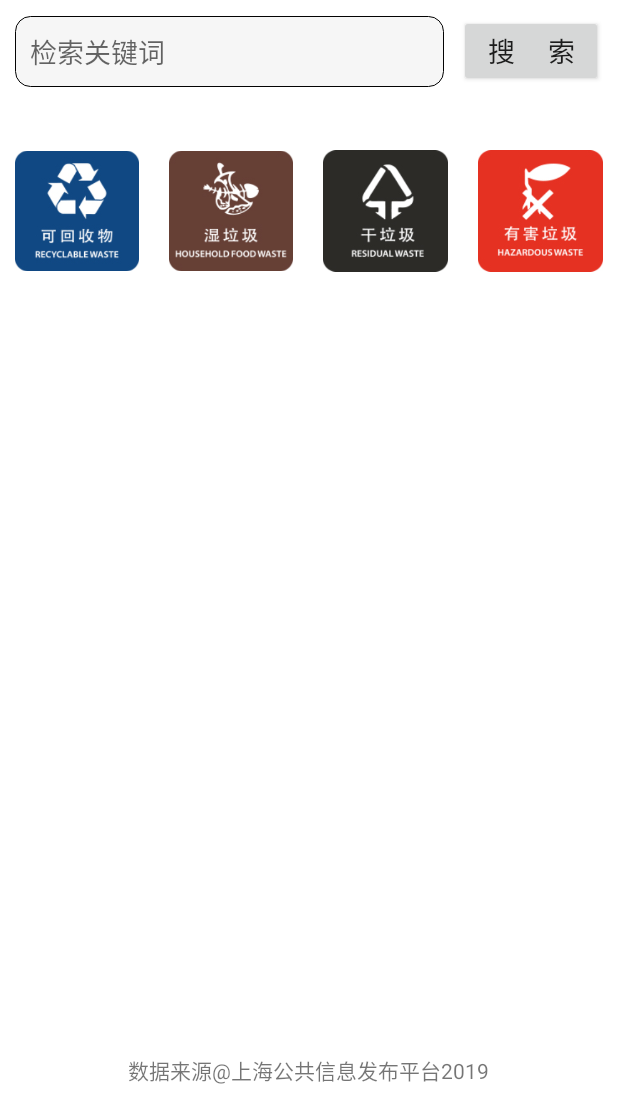
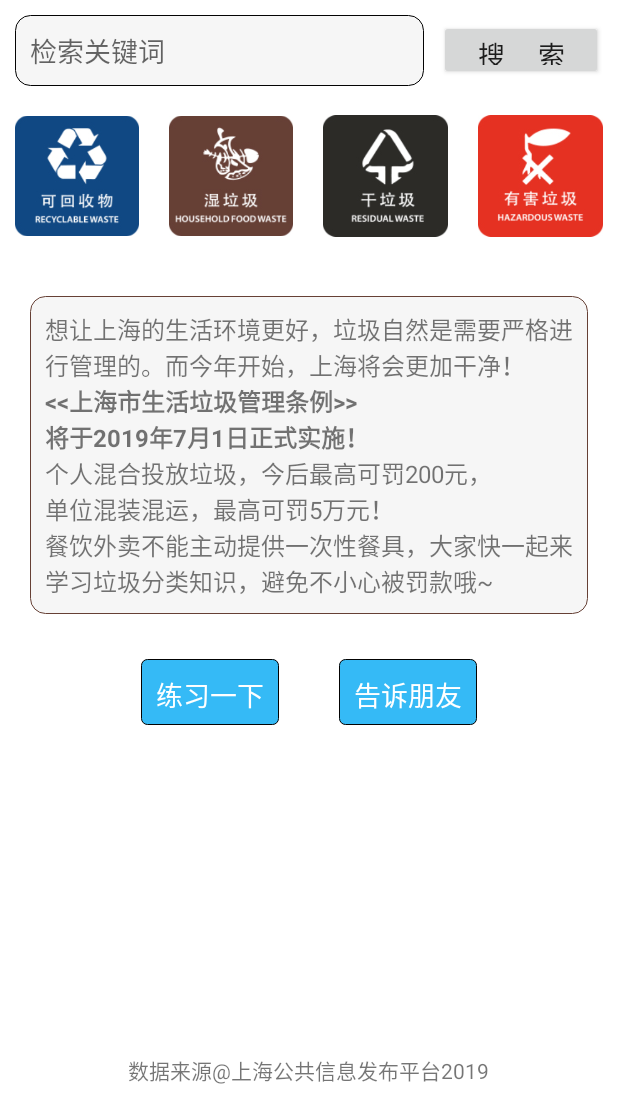
Before and after one commit to riskycheng/GoRubbish, an Android app: the screen it shows after launch (HomeActivity), on a phone screen of 412 x 824 dp, the part 135-1236 px from its top. Run offline under Robolectric (Android 15) with nearby library versions, the phone set to English and light mode, and no system bars; libraries missing offline, so code that uses them is left out: cn.pedant.

Commit message:
add the buttons in the bottom

```diff
--- a/app/src/main/java/com/fatfish/chengjian/gorubbish/HomeActivity.java
+++ b/app/src/main/java/com/fatfish/chengjian/gorubbish/HomeActivity.java
@@ -2,9 +2,7 @@ package com.fatfish.chengjian.gorubbish;
 
 import android.annotation.SuppressLint;
 import android.app.Activity;
-import android.content.Context;
 import android.graphics.Color;
-import android.media.Image;
 import android.os.Bundle;
 import android.os.Handler;
 import android.os.Looper;
@@ -13,11 +11,9 @@ import android.support.v4.content.ContextCompat;
 import android.util.Log;
 import android.view.View;
 import android.view.animation.AccelerateDecelerateInterpolator;
-import android.view.inputmethod.InputMethodManager;
 import android.widget.*;
 import cn.pedant.SweetAlert.SweetAlertDialog;
 import okhttp3.*;
-import okio.Timeout;
 import org.jsoup.Jsoup;
 import org.jsoup.nodes.Document;
 import org.jsoup.nodes.Element;
@@ -38,6 +34,7 @@ public class HomeActivity extends Activity {
     private LinearLayout mLinearLayoutCategories = null;
     private ImageView mCategory_recycle = null, mCategory_dry = null, mCategory_wet = null, mCategory_harm = null;
     private LinearLayout mLinearLayoutResultPart = null;
+    private LinearLayout mLinearLayoutDemoPart = null;
 
     //the specific fields for the result
     private TextView mTextView_result_category;
@@ -49,6 +46,11 @@ public class HomeActivity extends Activity {
     private ImageView mImageview_result_category;
 
     private ScrollView mScrollViewFull;
+
+    private LinearLayout mLinearButtonsBackShare = null;
+    // the back and share button
+    private Button mBtnBack = null;
+    private Button mBtnShare = null;
 
     private final int UPDATE_RESULT_MSG = 0;
     private final int SHOW_QUERYING_DIALOG = 1;
@@ -94,6 +96,8 @@ public class HomeActivity extends Activity {
         mLinearLayoutCategories.setVisibility(View.VISIBLE);
         mLinearLayoutResultPart = findViewById(R.id.result_part);
         mLinearLayoutResultPart.setVisibility(View.GONE);
+        mLinearLayoutDemoPart = findViewById(R.id.demo_part);
+        mLinearLayoutDemoPart.setVisibility(View.VISIBLE);
 
         mCategory_dry = findViewById(R.id.category_of_dry);
         mCategory_dry.setOnClickListener(new MyClickListener());
@@ -115,7 +119,13 @@ public class HomeActivity extends Activity {
         mImageview_result_category = findViewById(R.id.result_rubbish_image);
 
         mScrollViewFull = findViewById(R.id.scrollview_full);
+        mLinearButtonsBackShare = findViewById(R.id.linear_buttons_back_share);
 
+        //initialize the buttons
+        mBtnBack = findViewById(R.id.btn_back);
+        mBtnBack.setOnClickListener(new MyClickListener());
+        mBtnShare = findViewById(R.id.btn_share);
+        mBtnShare.setOnClickListener(new MyClickListener());
 
     }
 
@@ -137,10 +147,7 @@ public class HomeActivity extends Activity {
                 .url(REQUEST_URL + keyWords)
                 .header("User-Agent", "OkHttp Example")
                 .build();
-        new Handler().postDelayed(new Runnable() {
-            @Override
-            public void run() {
-                okHttpClient.newCall(request).enqueue(new Callback() {
+        new Handler().postDelayed(() -> okHttpClient.newCall(request).enqueue(new Callback() {
             @Override
             public void onFailure(Call call, IOException e) {
                 Log.d(TAG, "onFailure: " + e.getMessage());
@@ -176,9 +183,7 @@ public class HomeActivity extends Activity {
                     msg_dismissDialog.sendToTarget();
                 }
             }
-                });
-            }
-        }, 1000);
+        }), 1000);
 
     }
 
@@ -261,8 +266,8 @@ public class HomeActivity extends Activity {
                 mTextView_result_category.setText(getString(R.string.rubbish_unknown_name));
                 mLinearLayoutResultPart.setVisibility(View.GONE);
                 break;
-
         }
+        mScrollViewFull.post(() -> mScrollViewFull.smoothScrollTo(0, mLinearButtonsBackShare.getBottom()));
     }
 
 
@@ -326,6 +331,7 @@ public class HomeActivity extends Activity {
                             setDuration(1L).start();
                     updateUI(RubbishType.RUBBISH_DRY);
                     mLinearLayoutCategories.setVisibility(View.VISIBLE);
+                    mLinearLayoutDemoPart.setVisibility(View.GONE);
                     break;
                 case R.id.category_of_harm:
                     Log.d(TAG, "trigger descriptions of harm rubbish");
@@ -340,6 +346,7 @@ public class HomeActivity extends Activity {
 
                     updateUI(RubbishType.RUBBISH_HARM);
                     mLinearLayoutCategories.setVisibility(View.VISIBLE);
+                    mLinearLayoutDemoPart.setVisibility(View.GONE);
                     break;
                 case R.id.category_of_recycle:
                     Log.d(TAG, "trigger descriptions of recycle rubbish");
@@ -354,6 +361,7 @@ public class HomeActivity extends Activity {
 
                     updateUI(RubbishType.RUBBISH_RECYCLE);
                     mLinearLayoutCategories.setVisibility(View.VISIBLE);
+                    mLinearLayoutDemoPart.setVisibility(View.GONE);
                     break;
                 case R.id.category_of_wet:
                     Log.d(TAG, "trigger descriptions of wet rubbish");
@@ -368,6 +376,18 @@ public class HomeActivity extends Activity {
 
                     updateUI(RubbishType.RUBBISH_WET);
                     mLinearLayoutCategories.setVisibility(View.VISIBLE);
+                    mLinearLayoutDemoPart.setVisibility(View.GONE);
+                    break;
+
+                //the buttons
+                case R.id.btn_back:
+                    //hide the result page and show the linear array
+                    mLinearLayoutCategories.setVisibility(View.VISIBLE);
+                    mLinearLayoutDemoPart.setVisibility(View.VISIBLE);
+                    mLinearLayoutResultPart.setVisibility(View.GONE);
+                    resetOtherCategoryToNormalAnim();
+                    break;
+                case R.id.btn_share:
                     break;
             }
         }
--- /dev/null
+++ b/app/src/main/res/drawable/selector_button_with_raduis.xml
@@ -0,0 +1,5 @@
+<?xml version="1.0" encoding="utf-8"?>
+<selector xmlns:android="http://schemas.android.com/apk/res/android">
+    <item android:state_pressed="false" android:drawable="@drawable/shape_button_with_raduis_nomal"></item>
+    <item android:state_pressed="true" android:drawable="@drawable/shape_button_with_raduis_press"></item>
+</selector>
--- /dev/null
+++ b/app/src/main/res/drawable/shape_button_with_raduis_nomal.xml
@@ -0,0 +1,21 @@
+<?xml version="1.0" encoding="utf-8"?>
+<shape xmlns:android="http://schemas.android.com/apk/res/android"
+    android:shape="rectangle">
+
+    <!-- android:radius 弧形的半径 -->
+    <corners android:radius="4dip" />
+    <!-- padding：Button里面的文字与Button边界的间隔 -->
+    <padding
+        android:left="10dp"
+        android:top="10dp"
+        android:right="10dp"
+        android:bottom="10dp"
+        />
+    <!-- 边框的宽度和颜色颜色 -->
+    <stroke
+        android:width="1px"
+        android:color="#030303" />
+
+    <!-- 背景色 -->
+    <solid android:color="#CC03A9F4"></solid>
+</shape>
--- /dev/null
+++ b/app/src/main/res/drawable/shape_button_with_raduis_press.xml
@@ -0,0 +1,21 @@
+<?xml version="1.0" encoding="utf-8"?>
+<shape xmlns:android="http://schemas.android.com/apk/res/android"
+    android:shape="rectangle">
+
+    <!-- android:radius 弧形的半径 -->
+    <corners android:radius="4dip" />
+    <!-- padding：Button里面的文字与Button边界的间隔 -->
+    <padding
+        android:left="10dp"
+        android:top="10dp"
+        android:right="10dp"
+        android:bottom="10dp"
+        />
+    <!-- 边框的宽度和颜色颜色 -->
+    <stroke
+        android:width="1px"
+        android:color="#030303" />
+
+    <!-- 背景色 -->
+    <solid android:color="#03A9F4"></solid>
+</shape>
--- a/app/src/main/res/layout/activity_main.xml
+++ b/app/src/main/res/layout/activity_main.xml
@@ -37,7 +37,7 @@
                     android:orientation="horizontal">
 
                 <EditText
-                        android:layout_weight="3"
+                        android:layout_weight="5"
                         android:layout_width="0dp"
                         android:layout_height="wrap_content"
                         android:lines="1"
@@ -46,13 +46,15 @@
                         android:background="@drawable/shape_edittext_circle_border"/>
 
                 <Button
+                        android:layout_gravity="center_vertical"
+                        style="@style/dialog_blue_button"
                         android:id="@+id/btn_search"
                         android:textSize="18dp"
                         android:layout_width="0dp"
                         android:text="@string/search"
                         android:layout_marginLeft="10dp"
-                        android:layout_weight="1"
-                        android:layout_height="wrap_content"/>
+                        android:layout_weight="2"
+                        android:layout_height="40dp"/>
 
             </LinearLayout>
 
@@ -61,40 +63,53 @@
                     android:id="@+id/category_list"
                     android:layout_width="match_parent"
                     android:layout_height="wrap_content"
+                    android:orientation="vertical">
+
+                <LinearLayout
+                              android:layout_width="match_parent"
+                              android:layout_height="wrap_content"
                               android:orientation="horizontal">
-
                     <ImageView
                             android:id="@+id/category_of_recycle"
                             android:layout_margin="10dp"
                             android:src="@drawable/icon_recycle"
-                        android:layout_width="0dp" android:layout_height="wrap_content"
+                            android:layout_width="0dp" android:layout_height="100dp"
                             android:layout_weight="1"/>
 
                     <ImageView
                             android:layout_margin="10dp"
                             android:id="@+id/category_of_wet"
                             android:src="@drawable/icon_wet"
-                        android:layout_width="0dp" android:layout_height="wrap_content"
+                            android:layout_width="0dp" android:layout_height="100dp"
                             android:layout_weight="1"/>
 
                     <ImageView
                             android:layout_margin="10dp"
                             android:id="@+id/category_of_dry"
                             android:src="@drawable/icon_dry"
-                        android:layout_width="0dp" android:layout_height="wrap_content"
+                            android:layout_width="0dp" android:layout_height="100dp"
                             android:layout_weight="1"/>
 
                     <ImageView
                             android:layout_margin="10dp"
                             android:id="@+id/category_of_harm"
                             android:src="@drawable/icon_harm"
-                        android:layout_width="0dp" android:layout_height="wrap_content"
+                            android:layout_width="0dp" android:layout_height="100dp"
                             android:layout_weight="1"/>
+                </LinearLayout>
 
+                <include
+                        android:layout_marginTop="10dp"
+                        android:id="@+id/demo_part"
+                        android:layout_width="match_parent"
+                        android:layout_height="wrap_content"
+                        layout="@layout/demo_piece"/>
             </LinearLayout>
 
             <!-- the result -->
-            <include android:id="@+id/result_part"
+            <include
+                    android:visibility="gone"
+                    android:id="@+id/result_part"
                     android:layout_width="match_parent"
                     android:layout_height="wrap_content"
                     android:layout_marginTop="20dp"
--- /dev/null
+++ b/app/src/main/res/layout/demo_piece.xml
@@ -0,0 +1,78 @@
+<?xml version="1.0" encoding="utf-8"?>
+<LinearLayout
+        xmlns:android="http://schemas.android.com/apk/res/android"
+        xmlns:tools="http://schemas.android.com/tools"
+        android:layout_width="match_parent"
+        android:layout_height="match_parent"
+        android:orientation="vertical"
+        tools:context=".HomeActivity">
+
+
+    <LinearLayout
+            android:layout_marginTop="10dp"
+            android:layout_marginLeft="20dp"
+            android:layout_marginEnd="20dp"
+            android:layout_marginStart="20dp"
+            android:background="@drawable/shape_result_circle_border_large_raduis"
+            android:layout_width="match_parent"
+            android:layout_height="wrap_content"
+            android:orientation="vertical">
+
+
+        <TextView
+                android:textSize="16sp"
+                android:layout_width="wrap_content"
+                android:layout_height="wrap_content"
+                android:text="@string/demo_description"/>
+
+        <TextView
+                android:textStyle="bold"
+                android:textSize="16sp"
+                android:layout_width="wrap_content"
+                android:layout_height="wrap_content"
+                android:text="@string/demo_description_1"/>
+
+
+        <TextView
+                android:textSize="16sp"
+                android:layout_width="wrap_content"
+                android:layout_height="wrap_content"
+                android:text="@string/demo_description_2"/>
+
+        <TextView
+                android:textSize="16sp"
+                android:layout_width="wrap_content"
+                android:layout_height="wrap_content"
+                android:text="@string/demo_description_3"/>
+
+    </LinearLayout>
+
+    <!-- back to home and share the screen cap -->
+    <LinearLayout
+            android:id="@+id/linear_buttons_back_share"
+            android:layout_marginTop="30dp"
+            android:layout_gravity="center_horizontal"
+            android:layout_width="wrap_content"
+            android:layout_height="wrap_content"
+            android:orientation="horizontal">
+        <Button
+            android:id="@+id/btn_practice"
+            android:layout_width="wrap_content" android:layout_height="44dp"
+            android:text="@string/practice"
+            android:textSize="18sp"
+            android:textColor="@color/white"
+            android:background="@drawable/selector_button_with_raduis"/>
+
+        <Button
+                android:id="@+id/btn_share_app"
+                android:layout_width="wrap_content" android:layout_height="44dp"
+                android:text="@string/share_to_friends"
+                android:layout_marginLeft="40dp"
+                android:textSize="18sp"
+                android:textColor="@color/white"
+                android:background="@drawable/selector_button_with_raduis"/>
+
+    </LinearLayout>
+
+
+</LinearLayout>
--- a/app/src/main/res/layout/result_piece.xml
+++ b/app/src/main/res/layout/result_piece.xml
@@ -98,4 +98,33 @@
 
     </LinearLayout>
 
+    <!-- back to home and share the screen cap -->
+    <LinearLayout
+            android:id="@+id/linear_buttons_back_share"
+            android:layout_marginTop="10dp"
+            android:layout_gravity="center_horizontal"
+            android:layout_width="wrap_content"
+            android:layout_height="wrap_content"
+            android:orientation="horizontal">
+        <Button
+                android:id="@+id/btn_back"
+                android:layout_width="wrap_content" android:layout_height="44dp"
+                android:layout_gravity="center_vertical"
+                android:text="@string/back"
+                android:textSize="18sp"
+                android:textColor="@color/white"
+                android:background="@drawable/selector_button_with_raduis"
+        />
+        <Button
+                android:id="@+id/btn_share"
+                android:layout_width="wrap_content" android:layout_height="44dp"
+                android:text="@string/share_to_friends"
+                android:textSize="18sp"
+                android:textColor="@color/white"
+                android:background="@drawable/selector_button_with_raduis"
+                android:layout_marginLeft="40dp"/>
+
+    </LinearLayout>
+
+
 </LinearLayout>
--- a/app/src/main/res/values/strings.xml
+++ b/app/src/main/res/values/strings.xml
@@ -32,7 +32,7 @@
     <string name="rubbish_recycle_descriptions">适宜回收利用和资源化利 用的，如：玻、金、塑、 纸、衣</string>
     <string name="rubbish_recycle_contains_title">可回收物主要包括</string>
     <string name="rubbish_recycle_contains_content">酱油瓶、玻璃杯、平板玻璃、易拉罐、饮料瓶、 洗发水瓶、塑料玩具、书本、报纸、广告单、 纸板箱、衣服、床上用品等</string>
-    <string name="rubbish_recycle_categorize_title">有害垃圾投放要求</string>
+    <string name="rubbish_recycle_categorize_title">可回收物投放要求</string>
     <string name="rubbish_recycle_categorize_content">轻投轻放\n清洁干燥，避免污染\n废纸尽量平整\n立体包装物请清空内容物，清洁后压扁投放\n有尖锐边角的，应包裹后投放</string>
 
     <string name="rubbish_unknown_name">未知</string>
@@ -46,5 +46,14 @@
     <string name="querying_loading">正在查询...</string>
 
 
+    <string name="back">返\t\t回</string>
+    <string name="share_to_friends">告诉朋友</string>
+
+    <string name="practice">练习一下</string>
+    <string name="demo_description">想让上海的生活环境更好，垃圾自然是需要严格进行管理的。而今年开始，上海将会更加干净！</string>
+    <string name="demo_description_1">&lt;&lt;上海市生活垃圾管理条例&gt;&gt; \n将于2019年7月1日正式实施！</string>
+    <string name="demo_description_2">个人混合投放垃圾，今后最高可罚200元，\n单位混装混运，最高可罚5万元！</string>
+    <string name="demo_description_3">餐饮外卖不能主动提供一次性餐具，大家快一起来学习垃圾分类知识，避免不小心被罚款哦~</string>
+
     <string name="rubbish_copyright">数据来源@上海公共信息发布平台2019</string>
 </resources>
--- a/app/src/main/res/values/styles.xml
+++ b/app/src/main/res/values/styles.xml
@@ -8,4 +8,11 @@
         <item name="colorAccent">@color/colorAccent</item>
     </style>
 
+
+    <style name="button_blue_style">
+        <item name="android:textSize">16sp</item>
+        <item name="android:textColor">#FFFFFF</item>
+        <item name="android:background">#2196F3</item>
+    </style>
+
 </resources>
```
Lines whose indentation alone changed are shown as unchanged.
